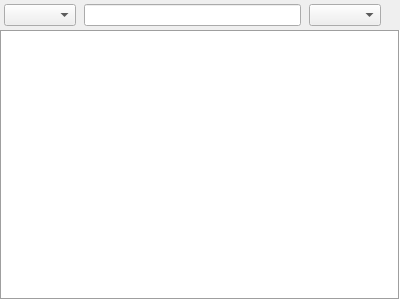
Qt form src/home/flibrary/gui/TreeView.ui (heimdallr/books) before a commit.
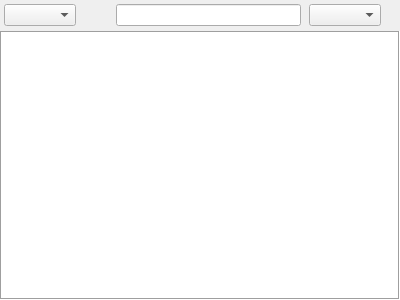
The same form after that commit.

Commit message: #211 Кнопка CreateNew

What changed in the file:
```diff
--- a/src/home/flibrary/gui/TreeView.ui
+++ b/src/home/flibrary/gui/TreeView.ui
@@ -56,6 +56,16 @@
        </property>
       </widget>
      </item>
+     <item>
+      <widget class="QToolButton" name="btnNew">
+       <property name="text">
+        <string notr="true"/>
+       </property>
+       <property name="autoRaise">
+        <bool>true</bool>
+       </property>
+      </widget>
+     </item>
      <item>
       <widget class="QLineEdit" name="value">
        <property name="sizePolicy">
```
The commit also changes 7 other files.
